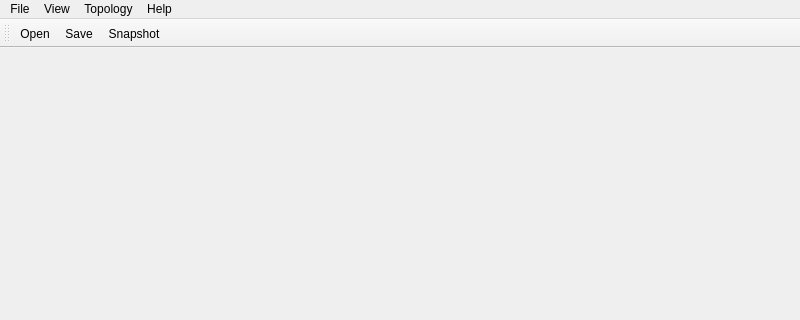
First picture: the form in tutorials/Tutorial_303_Viewer_Qt/main_window.ui, repository LiangliangNan/Easy3D, before the edit; both pictures show x 0 to 800 and y 0 to 320 of the 800 by 600 pixel window.
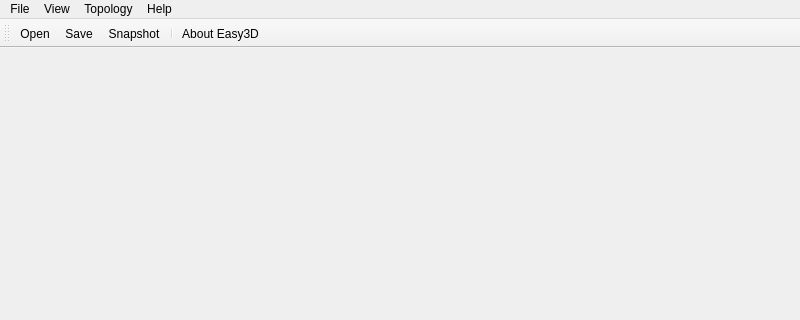
Second picture: the form after the edit. Icons and pictures are not drawn.

```diff
--- a/tutorials/Tutorial_303_Viewer_Qt/main_window.ui
+++ b/tutorials/Tutorial_303_Viewer_Qt/main_window.ui
@@ -83,6 +83,8 @@
    <addaction name="actionOpen"/>
    <addaction name="actionSave"/>
    <addaction name="actionSnapshot"/>
+   <addaction name="separator"/>
+   <addaction name="actionAbout"/>
   </widget>
   <widget class="QStatusBar" name="statusBar"/>
   <action name="actionOpen">
```
Left out of the diff: 30 changed lines with no effect on the pictures.
